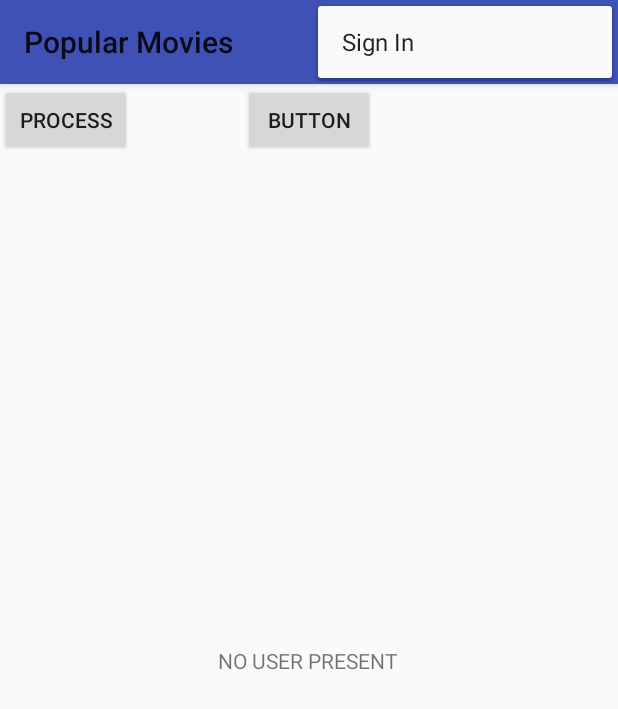
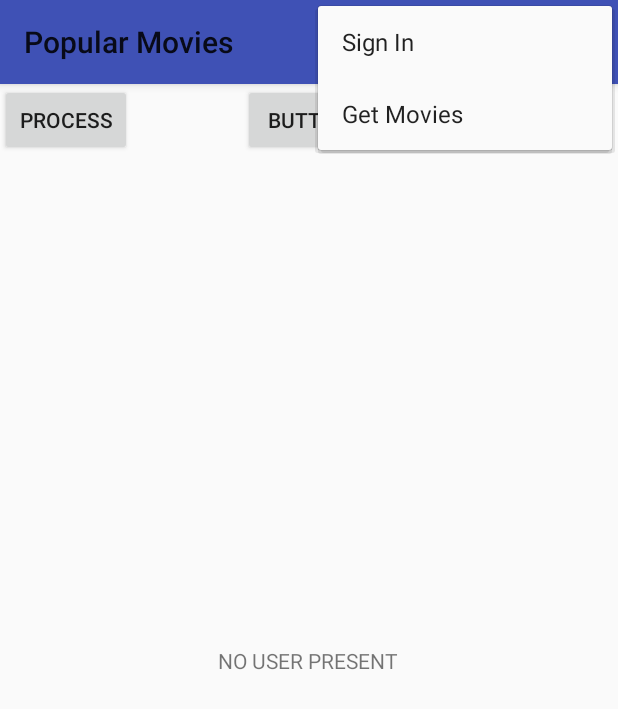
Before and after one commit to markdagraca/PopularMovies, an Android app: the screen it shows after launch (MainActivity), with the options menu open, on a phone screen of 412 x 824 dp. Shown: the top 709 px of the screen. Run offline under Robolectric (Android 15) with nearby library versions, the phone set to English and light mode, and no system bars; our stand-ins replace Firebase (no records; nobody signed in at launch, a user with empty details on screens opened directly), Picasso; pictures from the network do not load.

Commit message:
RecyclerView classes  uncomment  onOptionsItemsSelected  method in mainAct to run

```diff
--- a/app/src/main/java/com/example/markd/popularmovies/MainActivity.java
+++ b/app/src/main/java/com/example/markd/popularmovies/MainActivity.java
@@ -3,6 +3,8 @@ package com.example.markd.popularmovies;
 import android.content.Intent;
 import android.support.v7.app.AppCompatActivity;
 import android.os.Bundle;
+import android.support.v7.widget.LinearLayoutManager;
+import android.support.v7.widget.RecyclerView;
 import android.util.Log;
 import android.view.Menu;
 import android.view.MenuItem;
@@ -16,6 +18,8 @@ import com.google.firebase.auth.FirebaseUser;
 import org.w3c.dom.Text;
 
 import java.net.URL;
+import java.util.ArrayList;
+import java.util.concurrent.ExecutionException;
 
 
 public class MainActivity extends AppCompatActivity {
@@ -25,10 +29,24 @@ public class MainActivity extends AppCompatActivity {
     private Menu menu;
     TextView textView;
 
+    private RecyclerView mRecyclerView;
+    private MovieRecyclerView mAdapter;
+    private ArrayList<Movie> movies = new ArrayList<>();
+
+
     @Override
     protected void onCreate(Bundle savedInstanceState) {
         super.onCreate(savedInstanceState);
         setContentView(R.layout.activity_main);
+
+        //ADDED FOR RECYCLER VIEW
+        mRecyclerView = findViewById(R.id.my_recycler_view);
+
+        mAdapter = new MovieRecyclerView(this, movies);
+        mRecyclerView.setAdapter(mAdapter);
+        mRecyclerView.setLayoutManager(new LinearLayoutManager(this));
+
+
 
         mAuth = FirebaseAuth.getInstance();
         currentUser = mAuth.getCurrentUser();
@@ -113,10 +131,39 @@ public class MainActivity extends AppCompatActivity {
 
     }
 
+
+//    @Override
+//    public boolean onOptionsItemSelected(MenuItem item) {
+//        int itemThatWasClickedId = item.getItemId();
+//        if (itemThatWasClickedId == R.id.get_movies) {
+//            MovieQueryTask task = new MovieQueryTask();
+//            Log.d("here ","test" + movies);
+//
+//            task.execute();
+//            try {
+//                String str = task.get();
+//                movies  = JsonUtils.parseNews(str);
+//                Log.d("here ","test" + movies);
+//                mAdapter.mMovie = movies;
+//                mAdapter.notifyDataSetChanged();
+//            } catch (ExecutionException e) {
+//                e.printStackTrace();
+//            } catch (InterruptedException e) {
+//                e.printStackTrace();
+//            }
+//            return true;
+//        }
+//        return super.onOptionsItemSelected(item);
+//    }
+
+
     @Override
     public boolean onOptionsItemSelected(MenuItem item) {
 
         Log.d("Main Activty", (String) item.getTitle());
+
+
+
         if(item.getTitle().equals("Sign In"))
         {
             Log.d(TAG,"Activity switch to signin");
--- a/app/src/main/java/com/example/markd/popularmovies/Movie.java
+++ b/app/src/main/java/com/example/markd/popularmovies/Movie.java
@@ -3,7 +3,7 @@ package com.example.markd.popularmovies;
 import java.util.Date;
 
 public class Movie {
-    public Movie(String id, String posterUrl, String title, String description, double popularity, String releaseDate) {
+    public Movie(String id, String posterUrl, String title, String description, float popularity, String releaseDate) {
         this.id = id;
         this.posterUrl = posterUrl;
         this.title = title;
@@ -28,7 +28,7 @@ public class Movie {
         return description;
     }
 
-    public double getPopularity() {
+    public float getPopularity() {
         return popularity;
     }
 
@@ -40,7 +40,7 @@ public class Movie {
     private String posterUrl;
     private String title;
     private String description;
-    private double popularity;
+    private float popularity;
     private String releaseDate;
 
 
--- a/app/src/main/java/com/example/markd/popularmovies/NetworkUtils.java
+++ b/app/src/main/java/com/example/markd/popularmovies/NetworkUtils.java
@@ -18,7 +18,7 @@ public class NetworkUtils {
      */
 
     final static String MOVIEDB_API_URL =
-           " https://api.themoviedb.org/3/movie/popular?api_key=6b4dcbc10b352b07959f8f3a9799126e&language=en-US&page=1";
+            " https://api.themoviedb.org/3/movie/popular?api_key=6b4dcbc10b352b07959f8f3a9799126e&language=en-US&page=1";
 
     public static URL buildURL (){
         Uri builtUri = Uri.parse(MOVIEDB_API_URL).buildUpon(). build();
--- a/app/src/main/res/layout/activity_main.xml
+++ b/app/src/main/res/layout/activity_main.xml
@@ -50,4 +50,12 @@
         app:layout_constraintStart_toStartOf="parent"
         app:layout_constraintTop_toBottomOf="@+id/button2" />
 
+    <android.support.v7.widget.RecyclerView
+        android:id="@+id/my_recycler_view"
+        android:scrollbars="vertical"
+        android:layout_width="match_parent"
+        android:layout_height="match_parent"/>
+
+
+
 </android.support.constraint.ConstraintLayout>
--- a/app/src/main/res/menu/menu.xml
+++ b/app/src/main/res/menu/menu.xml
@@ -15,4 +15,11 @@
     <item
         android:id="@+id/log_out"
         android:title="@string/log_out" />
+
+
+    //<item
+    android:id="@+id/get_movies"
+    android:orderInCategory="1"
+    android:title="Get Movies"
+                             />
 </menu>
```
Also changed, not shown: app/src/main/java/com/example/markd/popularmovies/JsonUtils.java (added, +39 -0 lines), app/src/main/java/com/example/markd/popularmovies/MovieQueryTask.java (added, +28 -0 lines), app/src/main/java/com/example/markd/popularmovies/MovieRecyclerView.java (added, +91 -0 lines), app/src/main/java/com/example/markd/popularmovies/NetworkParsing.java (+29 -2 lines), app/src/main/res/layout/item.xml (added, +42 -0 lines).
